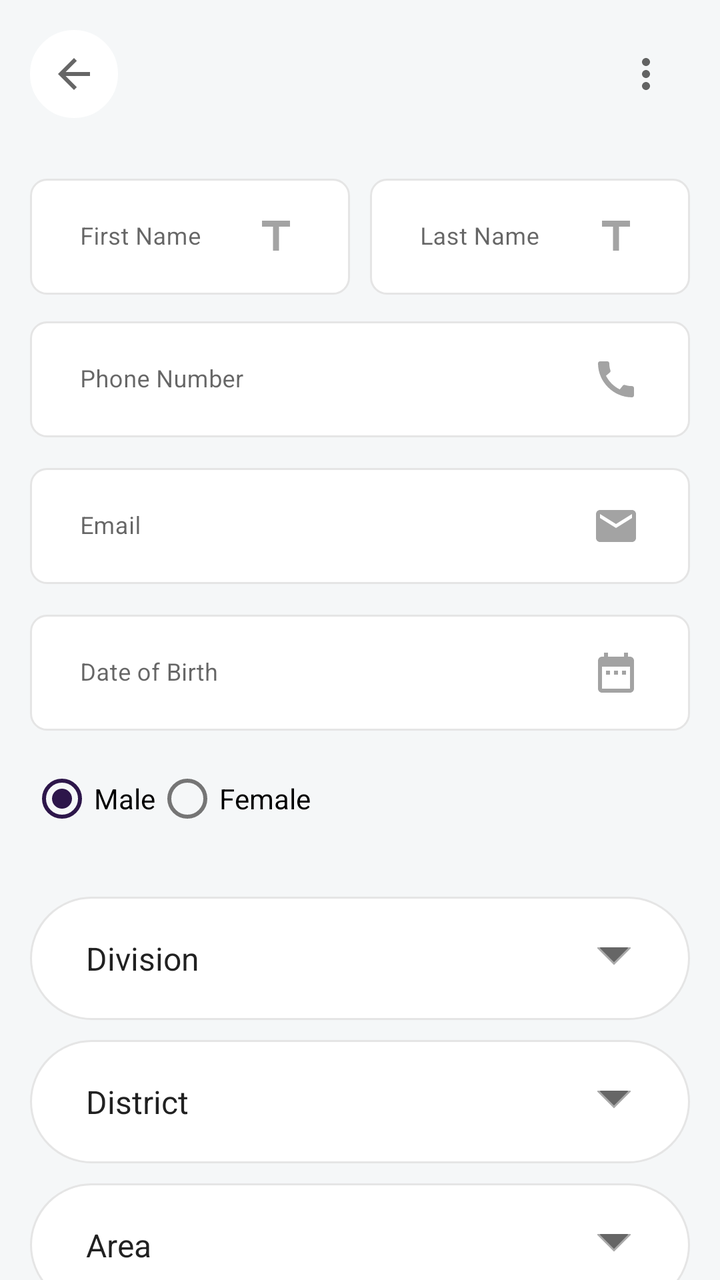
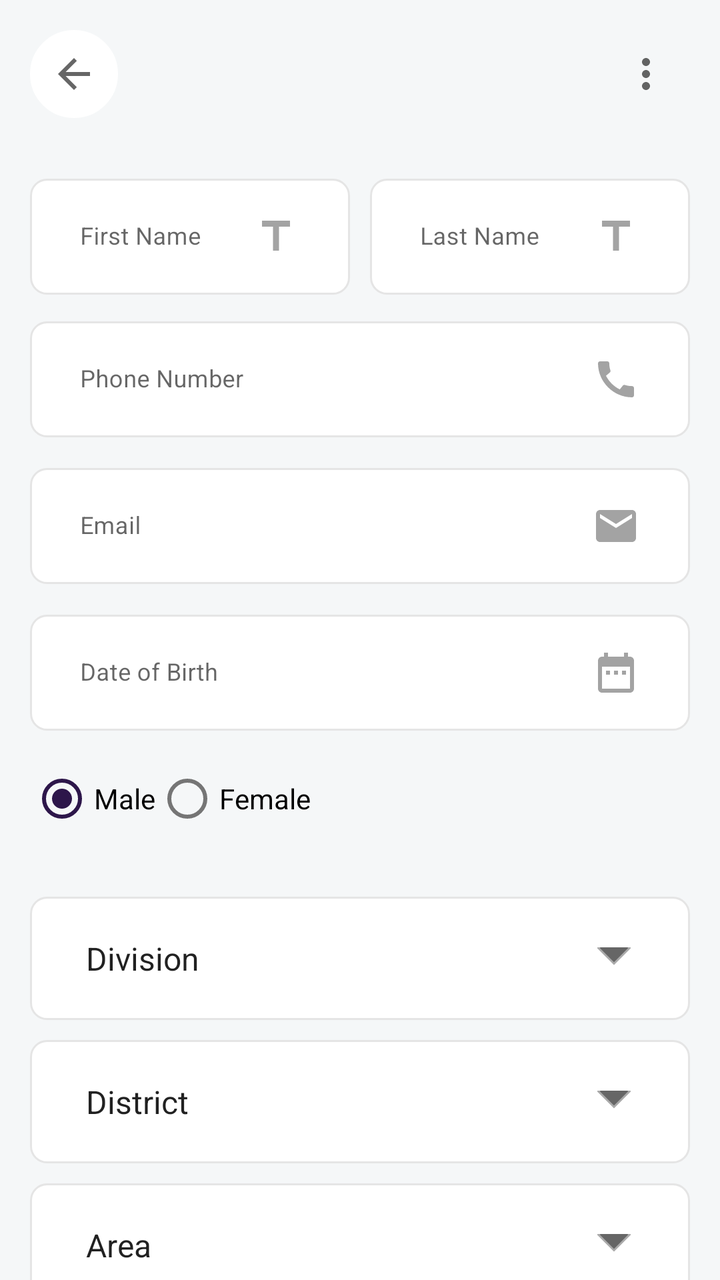

An Android layout rendered at two revisions. The XML below is the earlier revision; the diff shows what the commit changed to produce the second picture.
<!-- AndroidManifest.xml: application theme AppTheme -->
<!-- res/layout/fragment_edit_profile_dialog.xml -->
<?xml version="1.0" encoding="utf-8"?>
<RelativeLayout xmlns:android="http://schemas.android.com/apk/res/android" xmlns:app="http://schemas.android.com/apk/res-auto"
    xmlns:tools="http://schemas.android.com/tools"
    android:id="@+id/root_view"
    android:background="@color/colorBackgroundGrey"
    android:layout_width="match_parent"
    android:layout_height="match_parent"
    tools:context=".views.dialogs.EditProfileFragmentDialog">

    <androidx.core.widget.NestedScrollView
        android:scrollbars="none"
        android:fillViewport="true"
        android:layout_width="match_parent"
        android:layout_height="match_parent">
        <LinearLayout
            android:padding="15dp"
            android:orientation="vertical"
            android:layout_width="match_parent"
            android:layout_height="match_parent">

            
            <RelativeLayout
                android:layout_width="match_parent"
                android:layout_height="wrap_content">
                <ImageButton
                    android:id="@+id/back_button"
                    android:src="@drawable/ic_baseline_arrow_back_24"
                    app:backgroundTint="@color/colorWhite"
                    android:background="@drawable/shape_radius_100_pad_10_stroke_grey_bg_white"
                    android:layout_width="wrap_content"
                    android:layout_height="wrap_content"/>
                <ImageButton
                    android:id="@+id/item_share"
                    android:layout_alignParentEnd="true"
                    android:scaleType="fitCenter"
                    android:adjustViewBounds="true"
                    android:src="@drawable/ic_baseline_more_vert_24"
                    app:backgroundTint="@android:color/transparent"
                    android:background="@drawable/shape_radius_100_pad_10_stroke_grey_bg_white"
                    android:layout_width="wrap_content"
                    android:layout_height="wrap_content" />
            </RelativeLayout>

            
            <LinearLayout
                android:id="@+id/part_1"
                android:orientation="vertical"
                android:layout_marginTop="25dp"
                android:layout_width="match_parent"
                android:layout_height="wrap_content">
                <LinearLayout
                    android:weightSum="2"
                    android:orientation="horizontal"
                    android:layout_width="match_parent"
                    android:layout_height="wrap_content">
                    <RelativeLayout
                        android:layout_marginBottom="8dp"
                        android:layout_marginEnd="5dp"
                        android:layout_width="0dp"
                        android:layout_height="wrap_content"
                        android:layout_weight="1">
                        <com.google.android.material.textfield.TextInputLayout
                            style="@style/Widget.MaterialComponents.TextInputLayout.OutlinedBox"
                            android:layout_width="match_parent"
                            android:layout_height="wrap_content">
                            <EditText
                                android:id="@+id/item_first_name"
                                android:inputType="text"
                                android:singleLine="true"
                                android:maxLength="250"
                                android:maxEms="250"
                                android:hint="First Name"
                                android:textSize="12sp"
                                app:drawableTint="@color/colorDeepGrey"
                                android:drawableEnd="@drawable/ic_baseline_title_24"
                                android:background="@drawable/shape_radius_8_pad_10_stroke_grey_solid_white"
                                android:paddingStart="25dp"
                                android:paddingEnd="25dp"
                                android:layout_width="match_parent"
                                android:layout_height="wrap_content" />
                        </com.google.android.material.textfield.TextInputLayout>
                    </RelativeLayout>
                    <RelativeLayout
                        android:layout_marginStart="5dp"
                        android:layout_width="0dp"
                        android:layout_height="wrap_content"
                        android:layout_weight="1">
                        <com.google.android.material.textfield.TextInputLayout
                            style="@style/Widget.MaterialComponents.TextInputLayout.OutlinedBox"
                            android:layout_width="match_parent"
                            android:layout_height="wrap_content">
                            <EditText
                                android:id="@+id/item_last_name"
                                android:inputType="text"
                                android:singleLine="true"
                                android:maxLength="250"
                                android:maxEms="250"
                                android:hint="Last Name"
                                android:textSize="12sp"
                                app:drawableTint="@color/colorDeepGrey"
                                android:drawableEnd="@drawable/ic_baseline_title_24"
                                android:background="@drawable/shape_radius_8_pad_10_stroke_grey_solid_white"
                                android:paddingStart="25dp"
                                android:paddingEnd="25dp"
                                android:layout_width="match_parent"
                                android:layout_height="wrap_content" />
                        </com.google.android.material.textfield.TextInputLayout>
                    </RelativeLayout>
                </LinearLayout>
                <com.google.android.material.textfield.TextInputLayout
                    style="@style/Widget.MaterialComponents.TextInputLayout.OutlinedBox"
                    android:layout_width="match_parent"
                    android:layout_height="wrap_content">
                    <EditText
                        android:id="@+id/item_phone_number"
                        android:inputType="phone"
                        android:singleLine="true"
                        android:maxLength="25"
                        android:maxEms="25"
                        android:hint="Phone Number"
                        android:textSize="12sp"
                        app:drawableTint="@color/colorDeepGrey"
                        android:drawableEnd="@drawable/ic_baseline_call_24"
                        android:background="@drawable/shape_radius_8_pad_10_stroke_grey_solid_white"
                        android:layout_marginBottom="10dp"
                        android:paddingStart="25dp"
                        android:paddingEnd="25dp"
                        android:layout_width="match_parent"
                        android:layout_height="wrap_content" />
                </com.google.android.material.textfield.TextInputLayout>
                <com.google.android.material.textfield.TextInputLayout
                    style="@style/Widget.MaterialComponents.TextInputLayout.OutlinedBox"
                    android:layout_width="match_parent"
                    android:layout_height="wrap_content">
                    <EditText
                        android:id="@+id/item_email"
                        android:inputType="textWebEmailAddress"
                        android:singleLine="true"
                        android:hint="Email"
                        android:maxLength="250"
                        android:maxEms="250"
                        android:textSize="12sp"
                        app:drawableTint="@color/colorDeepGrey"
                        android:drawableEnd="@drawable/ic_baseline_email_24"
                        android:background="@drawable/shape_radius_8_pad_10_stroke_grey_solid_white"
                        android:layout_marginBottom="10dp"
                        android:paddingStart="25dp"
                        android:paddingEnd="25dp"
                        android:layout_width="match_parent"
                        android:layout_height="wrap_content" />
                </com.google.android.material.textfield.TextInputLayout>
                <com.google.android.material.textfield.TextInputLayout
                    style="@style/Widget.MaterialComponents.TextInputLayout.OutlinedBox"
                    android:layout_width="match_parent"
                    android:layout_height="wrap_content">
                    <EditText
                        android:id="@+id/item_birth"
                        android:inputType="date"
                        android:singleLine="true"
                        android:maxLength="25"
                        android:maxEms="25"
                        android:hint="Date of Birth"
                        android:textSize="12sp"
                        app:drawableTint="@color/colorDeepGrey"
                        android:drawableEnd="@drawable/ic_baseline_date_range_24"
                        android:background="@drawable/shape_radius_8_pad_10_stroke_grey_solid_white"
                        android:layout_marginBottom="10dp"
                        android:paddingStart="25dp"
                        android:paddingEnd="25dp"
                        android:layout_width="match_parent"
                        android:layout_height="wrap_content"

                        android:clickable="true"
                        android:focusable="false"
                        android:cursorVisible="false"
                        android:focusableInTouchMode="false"/>
                </com.google.android.material.textfield.TextInputLayout>
                <RadioGroup
                    android:id="@+id/gender_group"
                    android:orientation="horizontal"
                    android:layout_width="match_parent"
                    android:layout_height="wrap_content">
                    <RadioButton
                        android:id="@+id/item_gender_male"
                        android:checked="true"
                        android:layout_width="wrap_content"
                        android:layout_height="wrap_content"
                        android:text="Male"/>
                    <RadioButton
                        android:id="@+id/item_gender_female"
                        android:layout_width="wrap_content"
                        android:layout_height="wrap_content"
                        android:text="Female"/>
                </RadioGroup>
            </LinearLayout>

            
            <LinearLayout
                android:id="@+id/part_2"
                android:orientation="vertical"
                android:layout_marginTop="25dp"
                android:layout_width="match_parent"
                android:layout_height="wrap_content">
                <Spinner
                    android:id="@+id/item_division"
                    android:entries="@array/division_array"
                    android:background="@drawable/layer_list_spinner"
                    android:layout_marginBottom="10dp"
                    android:padding="20dp"
                    android:layout_width="match_parent"
                    android:layout_height="wrap_content"/>
                <Spinner
                    android:id="@+id/item_district"
                    android:entries="@array/district_array"
                    android:background="@drawable/layer_list_spinner"
                    android:layout_marginBottom="10dp"
                    android:padding="20dp"
                    android:layout_width="match_parent"
                    android:layout_height="wrap_content"/>
                <Spinner
                    android:id="@+id/item_police_station"
                    android:entries="@array/area_array"
                    android:background="@drawable/layer_list_spinner"
                    android:layout_marginBottom="10dp"
                    android:padding="20dp"
                    android:layout_width="match_parent"
                    android:layout_height="wrap_content"/>
                <com.google.android.material.textfield.TextInputLayout
                    style="@style/Widget.MaterialComponents.TextInputLayout.OutlinedBox"
                    android:layout_width="match_parent"
                    android:layout_height="wrap_content">
                    <EditText
                        android:id="@+id/item_address"
                        android:gravity="top"
                        android:maxLength="250"
                        android:maxEms="250"
                        android:hint="Address"
                        android:inputType="text|textMultiLine"
                        android:background="@drawable/shape_radius_8_pad_10_stroke_grey_solid_white"
                        android:layout_marginBottom="10dp"
                        android:paddingStart="25dp"
                        android:paddingEnd="25dp"
                        android:layout_width="match_parent"
                        android:layout_height="150dp"/>
                </com.google.android.material.textfield.TextInputLayout>
                <TextView
                    android:id="@+id/show_maps"
                    android:padding="15dp"
                    android:textSize="12sp"
                    android:textAlignment="center"
                    android:textColor="@color/colorPrimary"
                    android:drawableLeft="@drawable/ic_baseline_map_24"
                    android:text="Select Google Maps"
                    android:background="@drawable/shape_radius_8_pad_10_stroke_grey_solid_white"
                    android:layout_width="match_parent"
                    android:layout_height="wrap_content" />
            </LinearLayout>

            <Button
                android:id="@+id/submit_button"
                android:text="Submit"
                android:textColor="@color/colorWhite"
                android:padding="15dp"
                android:layout_marginTop="25dp"
                android:layout_width="match_parent"
                android:layout_height="wrap_content" />

        </LinearLayout>
    </androidx.core.widget.NestedScrollView>

</RelativeLayout>
<!-- resources referenced by this layout -->
<resources>
  <string-array name="division_array">
          <item>Division</item>
          <item>Barisal</item>
          <item>Chittagong</item>
          <item>Dhaka</item>
          <item>Khulna</item>
          <item>Mymensingh</item>
          <item>Rangpur</item>
          <item>Rajshahi</item>
          <item>Sylhet</item>
      </string-array>
  <color name="colorBackgroundGrey">#F5F7F8</color>
  <color name="colorDeepGrey">#A3A3A3</color>
  <color name="colorPrimary">#271547</color>
  <color name="colorWhite">#FFFFFF</color>
  <!-- drawable ic_baseline_arrow_back_24 (drawable) -->
  <vector xmlns:android="http://schemas.android.com/apk/res/android"
      android:width="24dp"
      android:height="24dp"
      android:viewportWidth="24"
      android:viewportHeight="24"
      android:tint="?attr/colorControlNormal">
    <path
        android:fillColor="@android:color/white"
        android:pathData="M20,11H7.83l5.59,-5.59L12,4l-8,8 8,8 1.41,-1.41L7.83,13H20v-2z"/>
  </vector>
  <!-- drawable ic_baseline_title_24 (drawable) -->
  <vector xmlns:android="http://schemas.android.com/apk/res/android"
      android:width="24dp"
      android:height="24dp"
      android:viewportWidth="24"
      android:viewportHeight="24"
      android:tint="?attr/colorControlNormal">
    <path
        android:fillColor="@android:color/white"
        android:pathData="M5,4v3h5.5v12h3V7H19V4z"/>
  </vector>
  <!-- drawable layer_list_spinner (drawable) -->
  <?xml version="1.0" encoding="utf-8"?>
  <layer-list xmlns:android="http://schemas.android.com/apk/res/android">
      <item>
          <shape>
              <solid android:color="#FFFFFF"/>
              <corners android:radius="100dp"/>
              <stroke android:width="1dp" android:color="#E5E5E5" />
              <padding
                  android:left="15dp"
                  android:top="10dp"
                  android:right="15dp"
                  android:bottom="10dp" />
          </shape>
      </item>
      <item android:gravity="center_vertical|right" android:right="8dp">
          <layer-list>
              <item android:width="12dp" android:height="12dp" android:gravity="center" android:bottom="10dp">
                  <rotate
                      android:fromDegrees="45"
                      android:toDegrees="45">
                      <shape android:shape="rectangle">
                          <solid android:color="#666666" />
                          <stroke android:color="#aaaaaa" android:width="1dp"/>
                      </shape>
                  </rotate>
              </item>
              <item android:width="30dp" android:height="10dp" android:bottom="21dp" android:gravity="center">
                  <shape android:shape="rectangle">
                      <solid android:color="@color/colorWhite"/>
                  </shape>
              </item>
          </layer-list>
      </item>
  </layer-list>
  <!-- drawable shape_radius_100_pad_10_stroke_grey_bg_white (drawable) -->
  <?xml version="1.0" encoding="utf-8"?>
  <shape xmlns:android="http://schemas.android.com/apk/res/android">
      
      <solid android:color="@color/colorWhite" />
      <stroke android:width="2dp" android:color="#e5e5e5" />
      <padding android:left="10dp" android:top="10dp" android:right="10dp" android:bottom="10dp"/>
      <corners android:radius="100dp"/>
  </shape>
  <style name="AppTheme" parent="Theme.MaterialComponents.DayNight.NoActionBar">
          
          <item name="colorPrimary">@color/colorPrimary</item>
          <item name="colorPrimaryDark">@color/colorPrimaryDark</item>
          <item name="colorAccent">@color/colorAccent</item>
      </style>
  <color name="colorPrimaryDark">#43105D</color>
  <color name="colorAccent">#2D164A</color>
  <!-- unchanged entries left out for length: 8 -->
</resources>

<!-- the commit's change to res/layout/fragment_edit_profile_dialog.xml (unified diff, before → after) -->
@@ -204,7 +204,7 @@
                 <Spinner
                     android:id="@+id/item_division"
                     android:entries="@array/division_array"
-                    android:background="@drawable/layer_list_spinner"
+                    android:background="@drawable/layer_list_spinner_radius_8"
                     android:layout_marginBottom="10dp"
                     android:padding="20dp"
                     android:layout_width="match_parent"
@@ -212,7 +212,7 @@
                 <Spinner
                     android:id="@+id/item_district"
                     android:entries="@array/district_array"
-                    android:background="@drawable/layer_list_spinner"
+                    android:background="@drawable/layer_list_spinner_radius_8"
                     android:layout_marginBottom="10dp"
                     android:padding="20dp"
                     android:layout_width="match_parent"
@@ -220,7 +220,7 @@
                 <Spinner
                     android:id="@+id/item_police_station"
                     android:entries="@array/area_array"
-                    android:background="@drawable/layer_list_spinner"
+                    android:background="@drawable/layer_list_spinner_radius_8"
                     android:layout_marginBottom="10dp"
                     android:padding="20dp"
                     android:layout_width="match_parent"
<!-- resource entries referenced after the edit -->
@@ -37,13 +37,13 @@
         android:fillColor="@android:color/white"
         android:pathData="M5,4v3h5.5v12h3V7H19V4z"/>
   </vector>
-  <!-- drawable layer_list_spinner (drawable) -->
+  <!-- drawable layer_list_spinner_radius_8 (drawable) -->
   <?xml version="1.0" encoding="utf-8"?>
   <layer-list xmlns:android="http://schemas.android.com/apk/res/android">
       <item>
           <shape>
               <solid android:color="#FFFFFF"/>
-              <corners android:radius="100dp"/>
+              <corners android:radius="8dp"/>
               <stroke android:width="1dp" android:color="#E5E5E5" />
               <padding
                   android:left="15dp"
